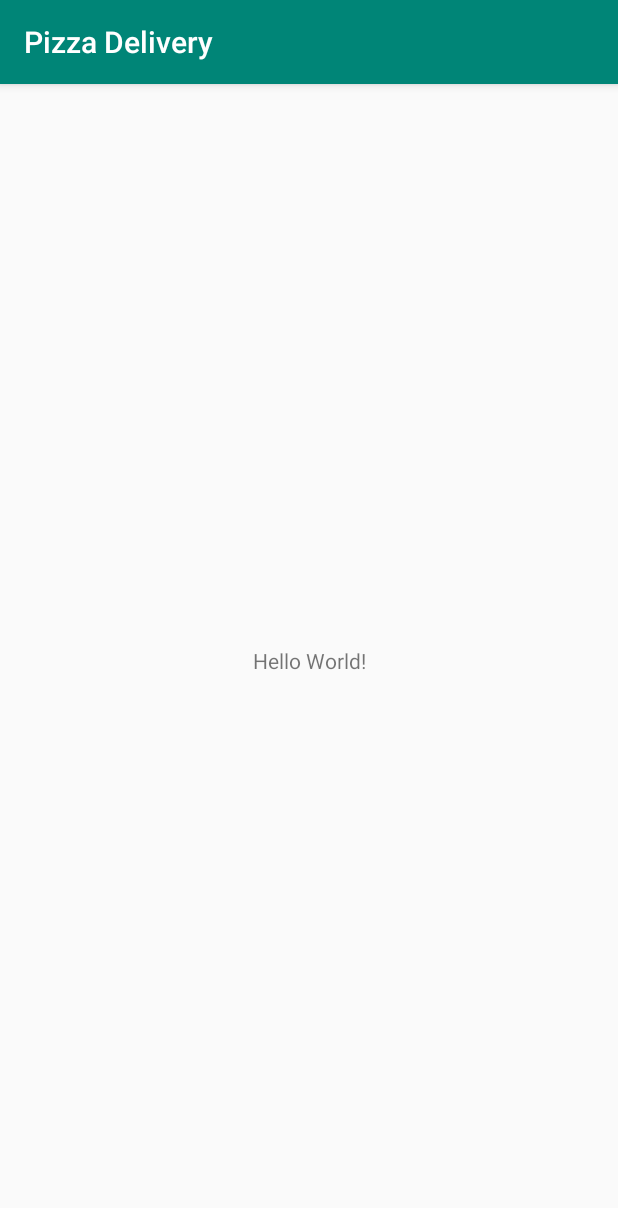
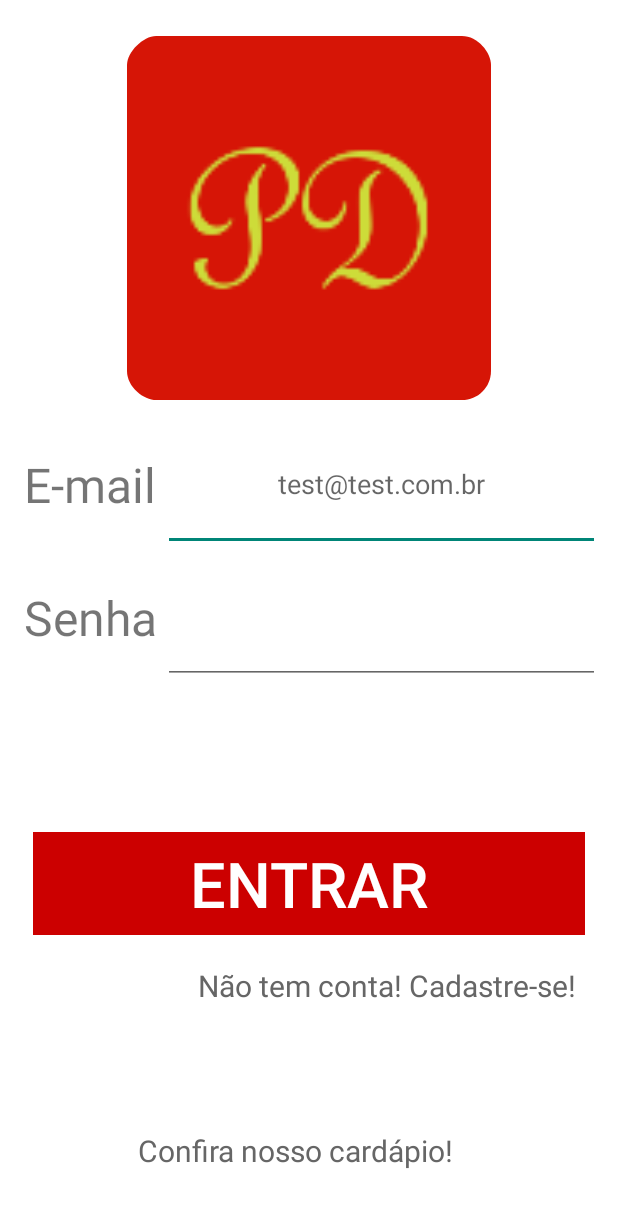
Before and after one commit to PauloGobor/PizzaDelivery, an Android app: the screen it shows after launch (MainActivity), on a phone screen of 412 x 824 dp. Shown: the top 1208 px of the screen. Run offline under Robolectric (Android 15) with nearby library versions, the phone set to English and light mode, and no system bars.

Commit message:
Atualizado a activity_main.xml

```diff
--- a/app/build.gradle
+++ b/app/build.gradle
@@ -25,4 +25,8 @@ dependencies {
     testImplementation 'junit:junit:4.12'
     androidTestImplementation 'com.android.support.test:runner:1.0.2'
     androidTestImplementation 'com.android.support.test.espresso:espresso-core:3.0.2'
+    implementation 'com.android.support:design:28.0.0'
+    implementation 'com.android.support:cardview-v7:28.0.0'
+    implementation 'com.android.support:support-v4:28.0.0'
+    implementation 'com.android.support:recyclerview-v7:28.0.0'
 }
--- a/app/src/main/AndroidManifest.xml
+++ b/app/src/main/AndroidManifest.xml
@@ -8,7 +8,7 @@
         android:label="@string/app_name"
         android:roundIcon="@mipmap/ic_launcher_pizzadelivery_round"
         android:supportsRtl="true"
-        android:theme="@style/AppTheme">
+        android:theme="@style/Theme.AppCompat.Light.NoActionBar">
         <activity android:name=".MainActivity">
             <intent-filter>
                 <action android:name="android.intent.action.MAIN" />
--- a/app/src/main/res/layout/activity_main.xml
+++ b/app/src/main/res/layout/activity_main.xml
@@ -1,18 +1,132 @@
-<?xml version="1.0" encoding="utf-8"?>
-<android.support.constraint.ConstraintLayout xmlns:android="http://schemas.android.com/apk/res/android"
-    xmlns:app="http://schemas.android.com/apk/res-auto"
+<LinearLayout xmlns:android="http://schemas.android.com/apk/res/android"
     xmlns:tools="http://schemas.android.com/tools"
     android:layout_width="match_parent"
     android:layout_height="match_parent"
-    tools:context=".MainActivity">
+    android:background="@android:color/white"
+    android:orientation="vertical"
+    android:padding="12dp">
 
-    <TextView
-        android:layout_width="wrap_content"
-        android:layout_height="wrap_content"
-        android:text="Hello World!"
-        app:layout_constraintBottom_toBottomOf="parent"
-        app:layout_constraintLeft_toLeftOf="parent"
-        app:layout_constraintRight_toRightOf="parent"
-        app:layout_constraintTop_toTopOf="parent" />
+    <ImageView
+        android:id="@+id/imageView"
+        android:layout_width="match_parent"
+        android:layout_height="0dp"
+        android:layout_weight="3"
+        android:padding="12dp"
+        android:src="@mipmap/ic_launcher_pizzadelivery" />
 
-</android.support.constraint.ConstraintLayout>
+    <LinearLayout
+        android:layout_width="match_parent"
+        android:layout_height="0dp"
+        android:layout_weight="1"
+        android:orientation="horizontal">
+
+        <TextView
+            android:id="@+id/txtEmail"
+            android:layout_width="0dp"
+            android:layout_height="match_parent"
+            android:layout_weight="1"
+            android:gravity="center"
+            android:text="E-mail"
+            android:textSize="32dp" />
+
+        <EditText
+            android:id="@+id/edtEmail"
+            android:layout_width="0dp"
+            android:layout_height="match_parent"
+            android:layout_weight="3"
+            android:gravity="center"
+            android:hint="test@test.com.br"
+            android:inputType="textEmailAddress"/>
+    </LinearLayout>
+
+    <LinearLayout
+        android:layout_width="match_parent"
+        android:layout_height="0dp"
+        android:layout_weight="1"
+        android:orientation="horizontal">
+
+        <TextView
+            android:id="@+id/txtSenha"
+            android:layout_width="0dp"
+            android:layout_height="match_parent"
+            android:layout_weight="1"
+            android:gravity="center"
+            android:text="Senha"
+            android:textSize="32dp" />
+
+        <EditText
+            android:id="@+id/edtSenha"
+            android:layout_width="0dp"
+            android:layout_height="match_parent"
+            android:layout_weight="3"
+            android:gravity="center"
+            android:inputType="textPassword"/>
+    </LinearLayout>
+
+    <LinearLayout
+        android:layout_width="match_parent"
+        android:layout_height="0dp"
+        android:layout_weight="1"
+        android:orientation="horizontal">
+    </LinearLayout>
+
+    <LinearLayout
+        android:layout_width="match_parent"
+        android:layout_height="0dp"
+        android:layout_weight="1"
+        android:orientation="horizontal"
+        android:padding="10dp">
+
+        <Button
+            android:id="@+id/btnEntrar"
+            android:layout_width="match_parent"
+            android:layout_height="match_parent"
+            android:layout_weight="1"
+            android:background="@android:color/holo_red_dark"
+            android:text="Entrar"
+            android:textColor="@android:color/white"
+            android:textSize="42sp" />
+    </LinearLayout>
+
+
+    <LinearLayout
+        android:layout_width="match_parent"
+        android:layout_height="0dp"
+        android:layout_weight="1"
+        android:orientation="horizontal"
+        android:paddingLeft="110dp">
+
+        <TextView
+            android:id="@+id/txtNaoCadastro"
+            android:layout_width="wrap_content"
+            android:layout_height="wrap_content"
+            android:layout_gravity="right"
+            android:onClick="CadastroPessoaActivity"
+            android:padding="10dp"
+            android:text="Não tem conta! Cadastre-se!"
+            android:textColor="#666"
+            android:textSize="20sp" />
+    </LinearLayout>
+
+
+    <LinearLayout
+        android:layout_width="match_parent"
+        android:layout_height="0dp"
+        android:layout_weight="1"
+        android:orientation="horizontal"
+        android:paddingLeft="70dp"
+        android:paddingRight="16dp">
+
+        <TextView
+            android:id="@+id/txtCardapio"
+            android:layout_width="wrap_content"
+            android:layout_height="wrap_content"
+            android:layout_gravity="center"
+            android:onClick="CardapioActivity"
+            android:padding="10dp"
+            android:text="Confira nosso cardápio!"
+            android:textColor="#666"
+            android:textSize="20sp" />
+    </LinearLayout>
+
+</LinearLayout>
```
